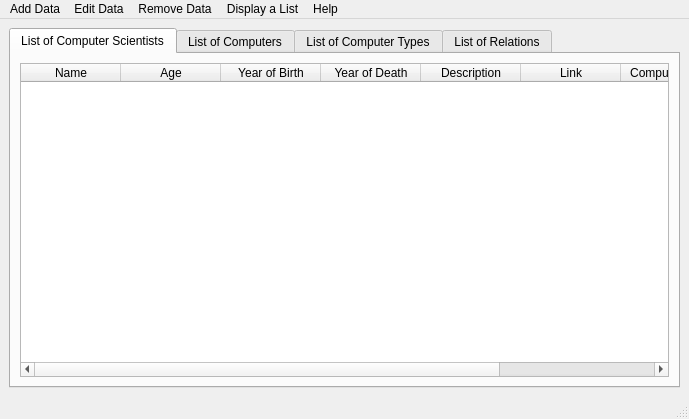
The window that UI/mainwindow.ui (JonOrnBrynjarsson/vN1w3H51) describes before a commit, drawn with Qt 5.
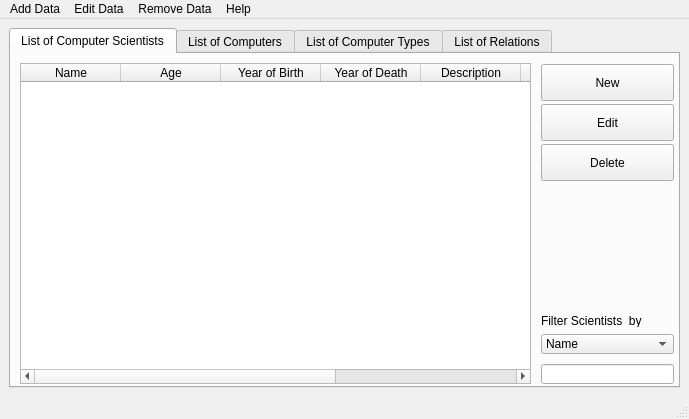
The same window after the commit. The open tabs and pages were chosen to show the change.

Commit message:
útlitið á main window komið í rétt horf
Allir takkar og útlit eins og á að vera

What changed in the file:
```diff
--- a/UI/mainwindow.ui
+++ b/UI/mainwindow.ui
@@ -17,7 +17,7 @@
    <string>Computers and Scientists Database</string>
   </property>
   <widget class="QWidget" name="centralwidget">
-   <layout class="QGridLayout" name="gridLayout_2">
+   <layout class="QGridLayout" name="gridLayout">
     <item row="0" column="0">
      <widget class="QTabWidget" name="MainMenuSelection">
       <property name="currentIndex">
@@ -30,9 +30,15 @@
        <attribute name="title">
         <string>List of Computer Scientists</string>
        </attribute>
-       <layout class="QGridLayout" name="gridLayout">
-        <item row="0" column="0">
          <widget class="QTableWidget" name="databaseDisplayComSci">
+        <property name="geometry">
+         <rect>
+          <x>9</x>
+          <y>9</y>
+          <width>511</width>
+          <height>321</height>
+         </rect>
+        </property>
           <property name="editTriggers">
            <set>QAbstractItemView::NoEditTriggers</set>
           </property>
@@ -89,8 +95,163 @@
            </property>
           </column>
          </widget>
+       <widget class="QPushButton" name="pushButton_editScientist">
+        <property name="geometry">
+         <rect>
+          <x>530</x>
+          <y>50</y>
+          <width>133</width>
+          <height>37</height>
+         </rect>
+        </property>
+        <property name="sizePolicy">
+         <sizepolicy hsizetype="Minimum" vsizetype="Preferred">
+          <horstretch>0</horstretch>
+          <verstretch>0</verstretch>
+         </sizepolicy>
+        </property>
+        <property name="maximumSize">
+         <size>
+          <width>16777215</width>
+          <height>60</height>
+         </size>
+        </property>
+        <property name="toolTip">
+         <string>To edit the selected computer</string>
+        </property>
+        <property name="toolTipDuration">
+         <number>2</number>
+        </property>
+        <property name="text">
+         <string>Edit</string>
+        </property>
+       </widget>
+       <widget class="QPushButton" name="pushButton_removeScientist">
+        <property name="geometry">
+         <rect>
+          <x>530</x>
+          <y>90</y>
+          <width>133</width>
+          <height>37</height>
+         </rect>
+        </property>
+        <property name="maximumSize">
+         <size>
+          <width>16777215</width>
+          <height>60</height>
+         </size>
+        </property>
+        <property name="toolTip">
+         <string>To delete the selected computer</string>
+        </property>
+        <property name="toolTipDuration">
+         <number>2</number>
+        </property>
+        <property name="text">
+         <string>Delete</string>
+        </property>
+       </widget>
+       <widget class="QPushButton" name="pushButon_addNewScientist">
+        <property name="enabled">
+         <bool>true</bool>
+        </property>
+        <property name="geometry">
+         <rect>
+          <x>530</x>
+          <y>10</y>
+          <width>133</width>
+          <height>37</height>
+         </rect>
+        </property>
+        <property name="maximumSize">
+         <size>
+          <width>16777215</width>
+          <height>60</height>
+         </size>
+        </property>
+        <property name="toolTip">
+         <string>To add a new computer</string>
+        </property>
+        <property name="toolTipDuration">
+         <number>2000</number>
+        </property>
+        <property name="text">
+         <string>New</string>
+        </property>
+       </widget>
+       <widget class="QLineEdit" name="lineEdit_filterScientist">
+        <property name="geometry">
+         <rect>
+          <x>530</x>
+          <y>310</y>
+          <width>133</width>
+          <height>20</height>
+         </rect>
+        </property>
+       </widget>
+       <widget class="QLabel" name="label_filterScientist">
+        <property name="geometry">
+         <rect>
+          <x>530</x>
+          <y>260</y>
+          <width>133</width>
+          <height>13</height>
+         </rect>
+        </property>
+        <property name="sizePolicy">
+         <sizepolicy hsizetype="Preferred" vsizetype="Fixed">
+          <horstretch>0</horstretch>
+          <verstretch>0</verstretch>
+         </sizepolicy>
+        </property>
+        <property name="text">
+         <string>Filter Scientists  by</string>
+        </property>
+       </widget>
+       <widget class="QComboBox" name="comboBox_filterScientist">
+        <property name="geometry">
+         <rect>
+          <x>530</x>
+          <y>280</y>
+          <width>133</width>
+          <height>20</height>
+         </rect>
+        </property>
+        <item>
+         <property name="text">
+          <string>Name</string>
+         </property>
         </item>
-       </layout>
+        <item>
+         <property name="text">
+          <string>Type</string>
+         </property>
+        </item>
+        <item>
+         <property name="text">
+          <string>Year</string>
+         </property>
+        </item>
+       </widget>
+       <widget class="QLabel" name="label_3">
+        <property name="geometry">
+         <rect>
+          <x>530</x>
+          <y>140</y>
+          <width>133</width>
+          <height>119</height>
+         </rect>
+        </property>
+        <property name="minimumSize">
+         <size>
+          <width>61</width>
+          <height>90</height>
+         </size>
+        </property>
+        <property name="text">
+         <string/>
+        </property>
+       </widget>
       </widget>
       <widget class="QWidget" name="Computers">
        <property name="accessibleName">
@@ -460,14 +621,6 @@
     <addaction name="separator"/>
     <addaction name="actionRemove_Relations"/>
    </widget>
-   <widget class="QMenu" name="menuDisplay_a_List">
-    <property name="title">
-     <string>Display a List</string>
-    </property>
-    <addaction name="actionDisplay_a_List_of_Computer_Scientists"/>
-    <addaction name="actionDisplay_a_List_of_Computers"/>
-    <addaction name="actionDisplay_a_List_of_Computer_Types"/>
-   </widget>
    <widget class="QMenu" name="menuHelp">
     <property name="title">
      <string>Help</string>
@@ -479,7 +632,6 @@
    <addaction name="menuAdd_Data"/>
    <addaction name="menuEdit_Data"/>
    <addaction name="menuRemove_Data"/>
-   <addaction name="menuDisplay_a_List"/>
    <addaction name="menuHelp"/>
   </widget>
   <action name="actionAdd_New_Computer_Scientist">
```
Left out of the diff: 571 changed lines with no effect on the pictures. Lines whose indentation alone changed are shown as unchanged.
